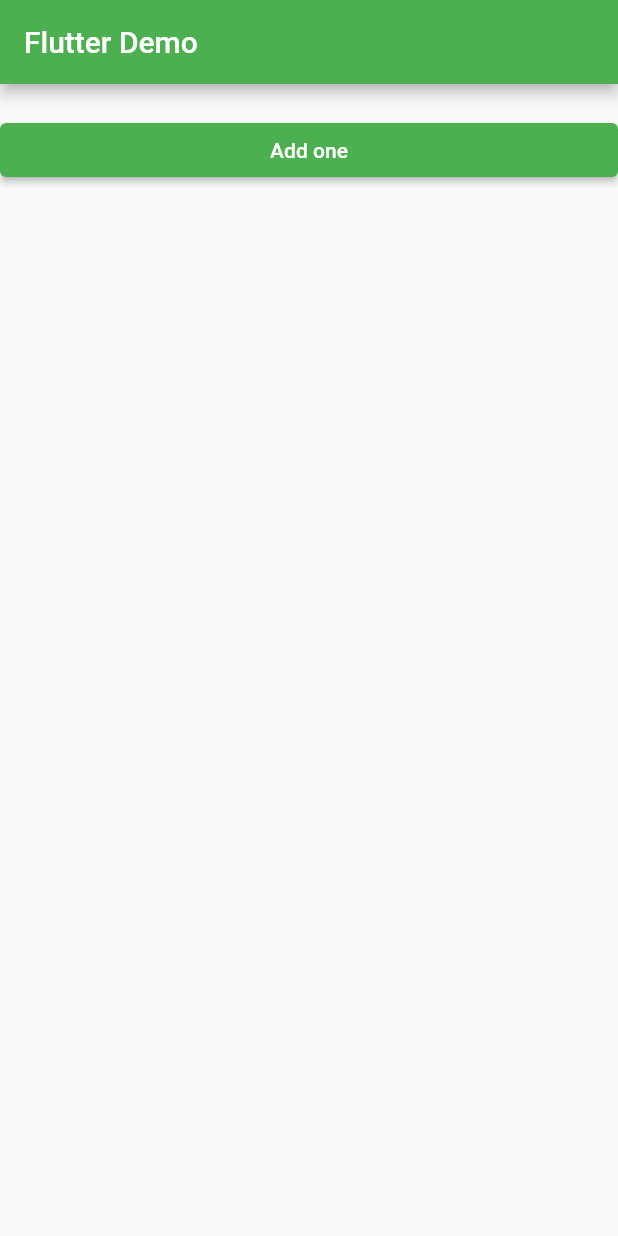
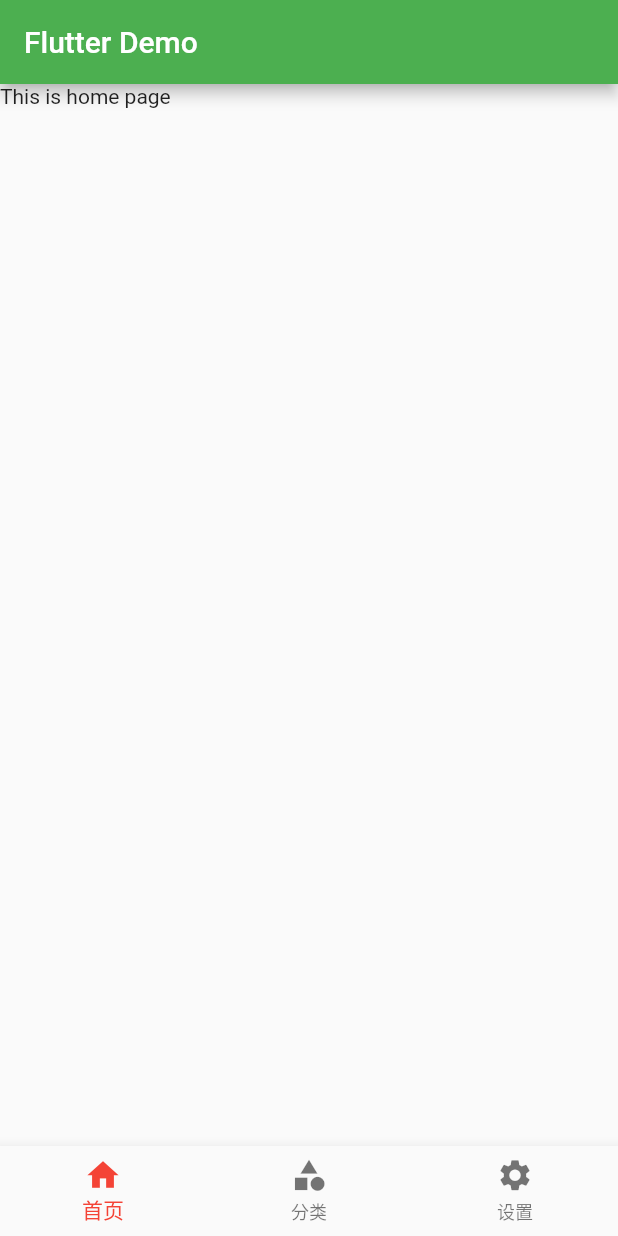
Before and after one commit to SUNZHIYUAN0102/Learning-Flutter, a Flutter app: the screen it shows after launch, on a phone screen of 412 x 824 dp. Run offline on Flutter 3.47's test engine with Material 2 defaults, Android fonts, the phone set to English and light mode, and no system bars.

```diff
--- a/lib/main.dart
+++ b/lib/main.dart
@@ -1,7 +1,7 @@
 // ignore_for_file: prefer_const_constructors
 
 import 'package:flutter/material.dart';
-import 'res/listData.dart';
+import 'pages/tabs/tabs.dart';
 
 void main() {
   runApp(MyApp());
@@ -12,81 +12,8 @@ class MyApp extends StatelessWidget {
   @override
   Widget build(BuildContext context) {
     return MaterialApp(
-      home: Scaffold(
-        appBar: AppBar(
-          title: Text("Flutter Demo"),
-        ),
-        body: HomePage(),
-      ),
+      home: Tabs(),
       theme: ThemeData(primarySwatch: Colors.green),
     );
   }
 }
-
-// class HomePage extends StatefulWidget {
-//   const HomePage({super.key});
-
-//   @override
-//   State<HomePage> createState() => _HomePageState();
-// }
-
-// class _HomePageState extends State<HomePage> {
-//   int num = 0;
-//   @override
-//   Widget build(BuildContext context) {
-//     return Column(
-//       children: [
-//         Chip(
-//           label: Text("Current Count: $num"),
-//         ),
-//         ElevatedButton(
-//           onPressed: () {
-//             setState(() { //只有有状态组件有
-//               num++;
-//             });
-//           },
-//           child: Text("Click"),
-//         )
-//       ],
-//     );
-//   }
-// }
-
-class HomePage extends StatefulWidget {
-  const HomePage({super.key});
-
-  @override
-  State<HomePage> createState() => _HomePageState();
-}
-
-class _HomePageState extends State<HomePage> {
-  List list = [];
-
-  @override
-  Widget build(BuildContext context) {
-    return ListView(
-      children: [
-        Column(
-            children: list.map(
-          (value) {
-            return ListTile(
-              title: Text(value),
-            );
-          },
-        ).toList()),
-        SizedBox(
-          height: 20,
-        ),
-        ElevatedButton(
-          onPressed: () {
-            setState(() {
-              list.add("new str 1");
-              list.add("new str 2");
-            });
-          },
-          child: Text("Add one"),
-        )
-      ],
-    );
-  }
-}
--- /dev/null
+++ b/lib/pages/tabs/category.dart
@@ -0,0 +1,15 @@
+import 'package:flutter/material.dart';
+
+class CategoryPage extends StatefulWidget {
+  const CategoryPage({super.key});
+
+  @override
+  State<CategoryPage> createState() => _CategoryPageState();
+}
+
+class _CategoryPageState extends State<CategoryPage> {
+  @override
+  Widget build(BuildContext context) {
+    return Container();
+  }
+}
--- /dev/null
+++ b/lib/pages/tabs/home.dart
@@ -0,0 +1,15 @@
+import 'package:flutter/material.dart';
+
+class HomePage extends StatefulWidget {
+  const HomePage({super.key});
+
+  @override
+  State<HomePage> createState() => _HomePageState();
+}
+
+class _HomePageState extends State<HomePage> {
+  @override
+  Widget build(BuildContext context) {
+    return Text("This is home page");
+  }
+}
--- /dev/null
+++ b/lib/pages/tabs/setting.dart
@@ -0,0 +1,15 @@
+import 'package:flutter/material.dart';
+
+class SettingPage extends StatefulWidget {
+  const SettingPage({super.key});
+
+  @override
+  State<SettingPage> createState() => _SettingPageState();
+}
+
+class _SettingPageState extends State<SettingPage> {
+  @override
+  Widget build(BuildContext context) {
+    return Text("Setting page");
+  }
+}
--- /dev/null
+++ b/lib/pages/tabs/tabs.dart
@@ -0,0 +1,55 @@
+import 'package:flutter/material.dart';
+import './home.dart';
+import './category.dart';
+import './setting.dart';
+
+class Tabs extends StatefulWidget {
+  const Tabs({super.key});
+
+  @override
+  State<Tabs> createState() => _TabsState();
+}
+
+class _TabsState extends State<Tabs> {
+  int currentIndex = 0;
+  List pageList = [HomePage(), CategoryPage(), SettingPage()];
+
+  @override
+  Widget build(BuildContext context) {
+    return Scaffold(
+      appBar: AppBar(
+        title: Text("Flutter Demo"),
+      ),
+      body: pageList[currentIndex],
+      bottomNavigationBar: BottomNavigationBar(
+        currentIndex: currentIndex,
+        fixedColor: Colors.red,
+        iconSize: 25,
+        items: [
+          BottomNavigationBarItem(
+            icon: Icon(Icons.home),
+            label: "首页",
+          ),
+          BottomNavigationBarItem(
+            icon: Icon(Icons.category),
+            label: "分类",
+          ),
+          BottomNavigationBarItem(
+            icon: Icon(Icons.settings),
+            label: "设置",
+          ),
+          // BottomNavigationBarItem(
+          //   icon: Icon(Icons.person),
+          //   label: "我的",
+          // ),
+        ],
+        type: BottomNavigationBarType.fixed,
+        onTap: (int index) {
+          setState(() {
+            currentIndex = index;
+          });
+        },
+      ),
+    );
+  }
+}
```
